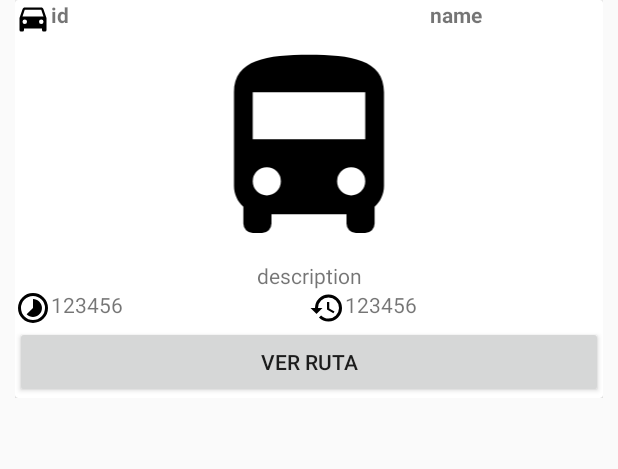
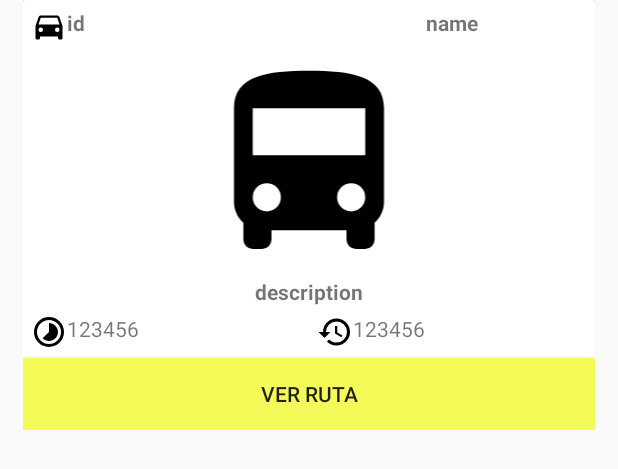
Before and after one commit to miguel1995/ReouteSelectorSchool, an Android app: the layout item_view_bus.xml on its own in the app's theme, with its tools: preview values and no code run, on a phone screen of 412 x 824 dp. Shown: the top 469 px of the screen. Run offline under Robolectric (Android 15) with nearby library versions, the phone set to English and light mode, and no system bars; network calls fail.

Commit message:
- Se grafican las coordenadas de las paradas en el mapa

```diff
--- a/app/build.gradle
+++ b/app/build.gradle
@@ -22,6 +22,7 @@ dependencies {
     implementation fileTree(dir: 'libs', include: ['*.jar'])
     implementation 'com.android.support:appcompat-v7:26.1.0'
     implementation 'com.android.support.constraint:constraint-layout:1.0.2'
+    implementation 'com.google.android.gms:play-services-maps:11.8.0'
     testImplementation 'junit:junit:4.12'
     androidTestImplementation 'com.android.support.test:runner:1.0.1'
     androidTestImplementation 'com.android.support.test.espresso:espresso-core:3.0.1'
--- a/app/src/main/java/com/example/miguel/reouteselectorschool/MainActivity.java
+++ b/app/src/main/java/com/example/miguel/reouteselectorschool/MainActivity.java
@@ -50,7 +50,6 @@ public class MainActivity extends AppCompatActivity {
         //se agrega un linear layout
         mLayoutManager = new LinearLayoutManager(this);
         listReciclerView.setLayoutManager(mLayoutManager);
-
     }
 
     public class AsyncTaskData extends AsyncTask<String, String, String[]>{
@@ -73,9 +72,6 @@ public class MainActivity extends AppCompatActivity {
                     JSONObject bus = busList.getJSONObject(i);
                     buses.add(createBus(bus));
                 }
-
-
-
             } catch (IOException e) {
                 e.printStackTrace();
             } catch (JSONException e) {
@@ -86,7 +82,6 @@ public class MainActivity extends AppCompatActivity {
 
         @Override
         protected void onPostExecute(String[] strings) {
-
             super.onPostExecute(strings);
             busesAdapter = new BusesAdapter(buses, getApplicationContext());
             listReciclerView.setAdapter(busesAdapter);
--- a/app/src/main/res/layout/item_view_bus.xml
+++ b/app/src/main/res/layout/item_view_bus.xml
@@ -6,9 +6,9 @@
     android:id="@+id/card_view"
     android:layout_width="match_parent"
     android:layout_height="wrap_content"
-    android:layout_marginBottom="10dp"
-    android:layout_marginLeft="10dp"
-    android:layout_marginRight="10dp">
+    android:layout_marginBottom="15dp"
+    android:layout_marginLeft="15dp"
+    android:layout_marginRight="15dp">
 
 
     <android.support.v7.widget.CardView
@@ -29,6 +29,7 @@
                     android:id="@+id/textView_id"
                     android:layout_width="match_parent"
                     android:layout_height="wrap_content"
+                    android:layout_margin="5dp"
                     android:layout_weight="1"
                     android:text="id"
                     android:textStyle="bold"
@@ -38,6 +39,7 @@
                     android:id="@+id/textView_name"
                     android:layout_width="match_parent"
                     android:layout_height="wrap_content"
+                    android:layout_margin="5dp"
                     android:layout_weight="1"
                     android:text="name"
                     android:textStyle="bold"
@@ -62,7 +64,8 @@
                     android:layout_width="match_parent"
                     android:layout_height="wrap_content"
                     android:text="description"
-                    android:gravity="center"/>
+                    android:gravity="center"
+                    android:textStyle="bold"/>
             </LinearLayout>
 
             <LinearLayout
@@ -74,6 +77,7 @@
                     android:id="@+id/textView_estimated_time_milliseconds"
                     android:layout_width="match_parent"
                     android:layout_height="wrap_content"
+                    android:layout_margin="5dp"
                     android:layout_weight="1"
                     android:text="123456"
                     android:drawableLeft="@drawable/timelapse"/>
@@ -82,6 +86,7 @@
                     android:id="@+id/textView_retry_time_milliseconds"
                     android:layout_width="match_parent"
                     android:layout_height="wrap_content"
+                    android:layout_margin="5dp"
                     android:layout_weight="1"
                     android:text="123456"
                     android:drawableLeft="@drawable/restore"
@@ -90,7 +95,10 @@
             <Button
                 android:layout_width="match_parent"
                 android:layout_height="wrap_content"
-                android:text="Ver Ruta"/>
+                android:id="@+id/item_button"
+                android:text="Ver Ruta"
+                android:background="#F4FA58"
+                android:shadowColor="#000000"/>
 
         </LinearLayout>
 
--- a/app/src/main/res/values/colors.xml
+++ b/app/src/main/res/values/colors.xml
@@ -1,6 +1,6 @@
 <?xml version="1.0" encoding="utf-8"?>
 <resources>
-    <color name="colorPrimary">#3F51B5</color>
+    <color name="colorPrimary">#DF0101</color>
     <color name="colorPrimaryDark">#303F9F</color>
     <color name="colorAccent">#FF4081</color>
 </resources>
--- a/app/src/main/res/values/strings.xml
+++ b/app/src/main/res/values/strings.xml
@@ -1,4 +1,5 @@
 <resources>
-    <string name="app_name">ReouteSelectorSchool</string>
+    <string name="app_name">Rutas Escolares</string>
     <string name="route_string">Ruta No: </string>
+    <string name="title_activity_maps">Map</string>
 </resources>
```
Also changed, not shown: app/src/debug/res/values/google_maps_api.xml (added, +24 -0 lines), app/src/main/AndroidManifest.xml (+22 -0 lines), app/src/main/java/com/example/miguel/reouteselectorschool/BusesAdapter.java (+27 -5 lines), app/src/main/java/com/example/miguel/reouteselectorschool/MapsActivity.java (added, +50 -0 lines), app/src/main/java/com/example/miguel/reouteselectorschool/Route.java (+15 -0 lines), app/src/main/res/layout/activity_maps.xml (added, +8 -0 lines), gradle.properties (+12 -9 lines), 1 other file.
